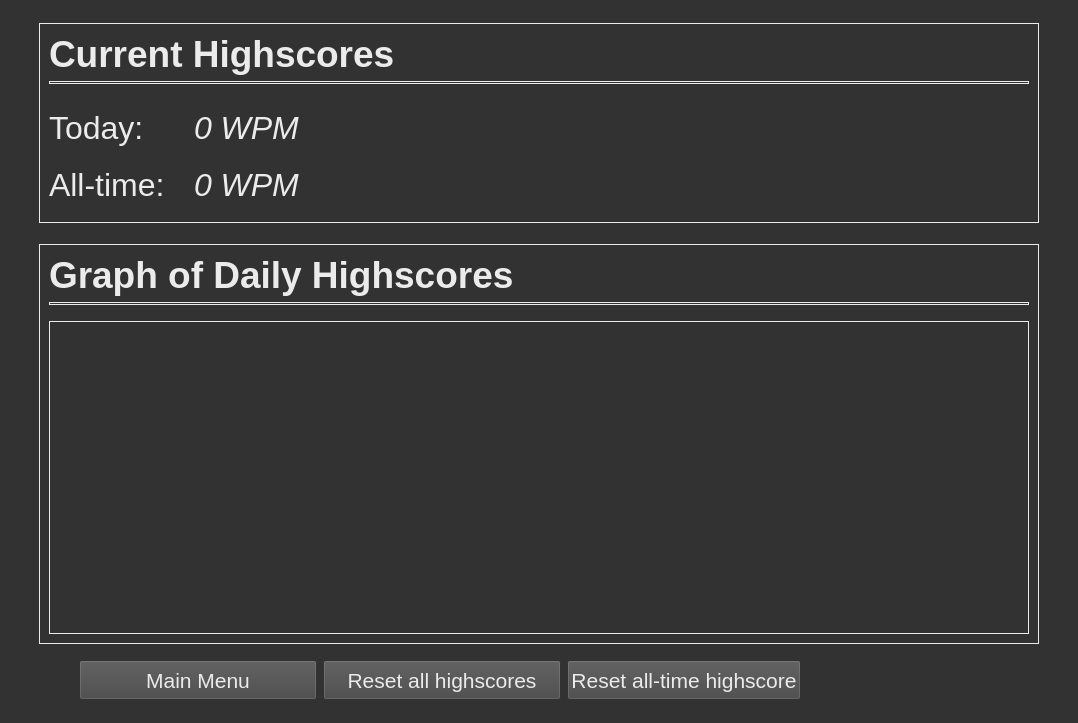
Old version of the form speed-typer/source_ui/statsWindow.ui in the repository Rolv-Apneseth/ps-typer.
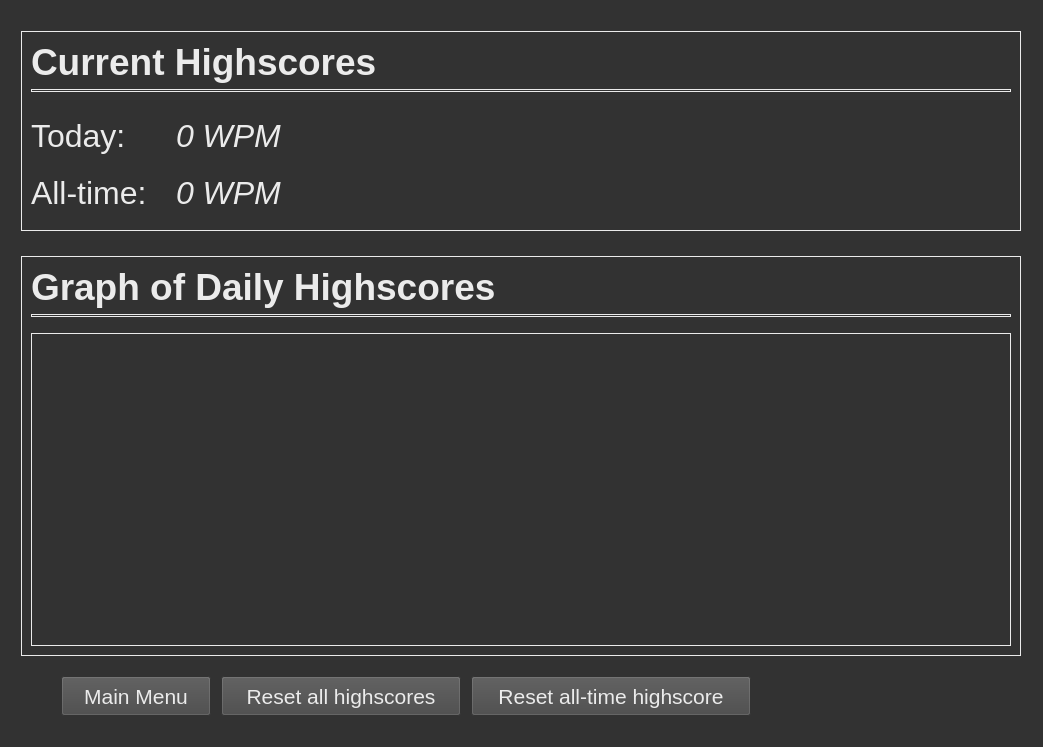
New version of the form.

Commit message: Adjusted button sizing

Patch:
```diff
--- a/speed-typer/source_ui/statsWindow.ui
+++ b/speed-typer/source_ui/statsWindow.ui
@@ -6,8 +6,8 @@
    <rect>
     <x>0</x>
     <y>0</y>
-    <width>1078</width>
-    <height>723</height>
+    <width>1043</width>
+    <height>747</height>
    </rect>
   </property>
   <property name="windowTitle">
@@ -61,6 +61,9 @@
    </item>
    <item>
     <layout class="QVBoxLayout" name="verticalLayout_4">
+     <property name="spacing">
+      <number>10</number>
+     </property>
      <property name="topMargin">
       <number>0</number>
      </property>
@@ -370,7 +373,7 @@
        <item>
         <widget class="QPushButton" name="buttonMainMenu">
          <property name="sizePolicy">
-          <sizepolicy hsizetype="Expanding" vsizetype="Preferred">
+          <sizepolicy hsizetype="Preferred" vsizetype="Maximum">
            <horstretch>0</horstretch>
            <verstretch>0</verstretch>
           </sizepolicy>
@@ -389,11 +392,17 @@
        <item>
         <widget class="QPushButton" name="buttonResetAll">
          <property name="sizePolicy">
-          <sizepolicy hsizetype="Expanding" vsizetype="Preferred">
+          <sizepolicy hsizetype="Preferred" vsizetype="Maximum">
            <horstretch>0</horstretch>
            <verstretch>0</verstretch>
           </sizepolicy>
          </property>
+         <property name="minimumSize">
+          <size>
+           <width>240</width>
+           <height>40</height>
+          </size>
+         </property>
          <property name="text">
           <string>Reset all highscores</string>
          </property>
@@ -402,11 +411,17 @@
        <item>
         <widget class="QPushButton" name="buttonResetAllTime">
          <property name="sizePolicy">
-          <sizepolicy hsizetype="Minimum" vsizetype="Preferred">
+          <sizepolicy hsizetype="Preferred" vsizetype="Maximum">
            <horstretch>0</horstretch>
            <verstretch>0</verstretch>
           </sizepolicy>
          </property>
+         <property name="minimumSize">
+          <size>
+           <width>280</width>
+           <height>40</height>
+          </size>
+         </property>
          <property name="text">
           <string>Reset all-time highscore</string>
          </property>
```
The commit also changes 1 other file.
